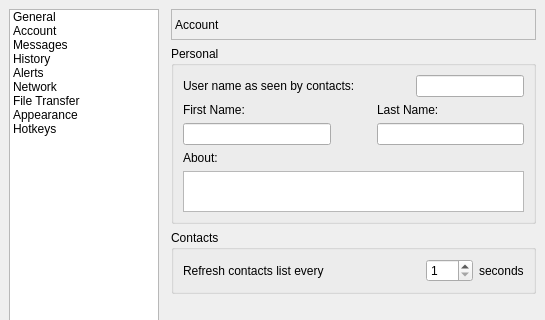
Above: lmc/src/settingsdialog.ui from litew/lanmsng before the change; both pictures show x 0 to 545 and y 0 to 320 of the 545 by 517 pixel window. Below: the same form after it.
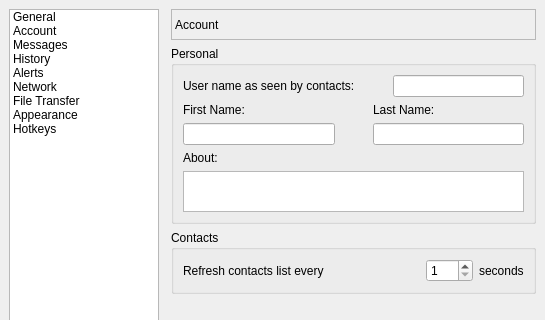
That is the form after the change. The open tabs and pages were chosen to show the change.

Commit message: Update UI: UserName field

What changed in the file:
```diff
--- a/lmc/src/settingsdialog.ui
+++ b/lmc/src/settingsdialog.ui
@@ -10,7 +10,7 @@
     <x>0</x>
     <y>0</y>
     <width>543</width>
-    <height>485</height>
+    <height>508</height>
    </rect>
   </property>
   <property name="windowTitle">
@@ -350,16 +350,26 @@
                 <property name="orientation">
                  <enum>Qt::Horizontal</enum>
                 </property>
+                <property name="sizeType">
+                 <enum>QSizePolicy::Minimum</enum>
+                </property>
                 <property name="sizeHint" stdset="0">
                  <size>
-                  <width>40</width>
+                  <width>32</width>
                   <height>20</height>
                  </size>
                 </property>
                </spacer>
               </item>
               <item>
-               <widget class="QLineEdit" name="txtUserName"/>
+               <widget class="QLineEdit" name="txtUserName">
+                <property name="sizePolicy">
+                 <sizepolicy hsizetype="Expanding" vsizetype="Fixed">
+                  <horstretch>0</horstretch>
+                  <verstretch>0</verstretch>
+                 </sizepolicy>
+                </property>
+               </widget>
               </item>
              </layout>
             </item>
@@ -389,7 +399,7 @@
                 </property>
                 <property name="sizeHint" stdset="0">
                  <size>
-                  <width>40</width>
+                  <width>32</width>
                   <height>20</height>
                  </size>
                 </property>
@@ -405,7 +415,14 @@
                  </widget>
                 </item>
                 <item>
-                 <widget class="QLineEdit" name="txtLastName"/>
+                 <widget class="QLineEdit" name="txtLastName">
+                  <property name="sizePolicy">
+                   <sizepolicy hsizetype="Expanding" vsizetype="Fixed">
+                    <horstretch>0</horstretch>
+                    <verstretch>0</verstretch>
+                   </sizepolicy>
+                  </property>
+                 </widget>
                 </item>
                </layout>
               </item>
@@ -498,7 +515,7 @@
            </property>
            <property name="sizeHint" stdset="0">
             <size>
-             <width>20</width>
+             <width>32</width>
              <height>85</height>
             </size>
            </property>
@@ -2049,7 +2066,7 @@
        </property>
        <property name="sizeHint" stdset="0">
         <size>
-         <width>131</width>
+         <width>32</width>
          <height>31</height>
         </size>
        </property>
```
Left out of the diff: 118 changed lines with no effect on the pictures.
